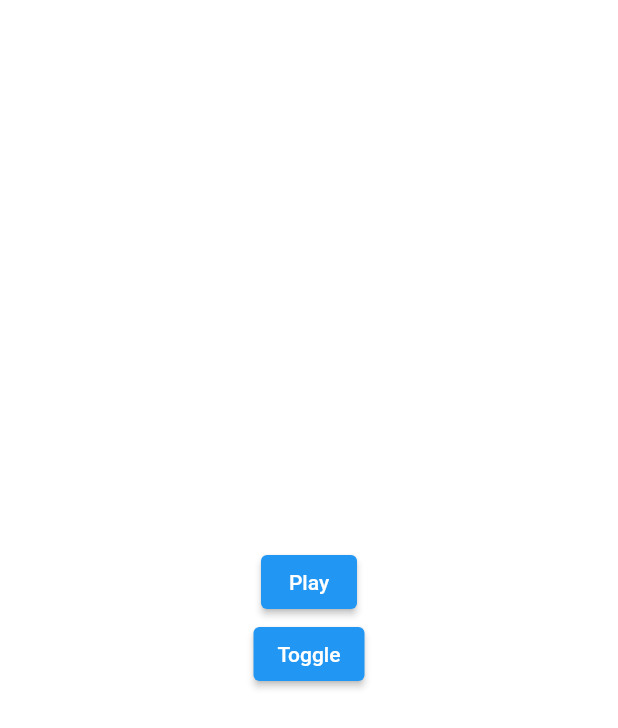
After one commit to abraraltaf92/tic_tac_toe, a Flutter app: the screen it shows after launch, after a tap on "Sound", on a phone screen of 412 x 824 dp. The commit adds this screen. Shown: the top 728 px of the screen. Run offline on Flutter 3.47's test engine with Material 2 defaults, Android fonts, the phone set to English and light mode, and no system bars; our stand-ins replace animated_splash_screen, animated_text_kit, audioplayers, auto_size_text, flutter_icons, flutter_speed_dial and 5 more; missing offline and left inert: launch_review.

Commit message:
sound efefcts added with proper snacks

```diff
--- a/lib/main.dart
+++ b/lib/main.dart
@@ -84,7 +84,7 @@ class _MyAppState extends State<MyApp> with SingleTickerProviderStateMixin {
                 children: [
                   Expanded(
                     child: Lottie.asset(
-                      'images/splashScreen.json',
+                      'assets/images/splashScreen.json',
                     ),
                   ),
                   SlideTransition(
--- /dev/null
+++ b/lib/test.dart
@@ -0,0 +1,54 @@
+import 'package:audioplayers/audio_cache.dart';
+import 'package:audioplayers/audioplayers.dart';
+import 'package:flutter/material.dart';
+
+class Test extends StatefulWidget {
+  @override
+  _TestState createState() => _TestState();
+}
+
+class _TestState extends State<Test> {
+  AudioPlayer audioPlayer = AudioPlayer();
+  AudioCache cache = AudioCache();
+  // _play() {
+  //   return audioPlayer.stop();
+  // }
+
+  Future<AudioPlayer> playLocalAsset() async {
+    return await cache.loop("sounds/myCustomSoundEffect.mp3");
+  }
+
+  Future<int> stopLocalAsset() async {
+    return await audioPlayer.stop();
+  }
+
+  @override
+  Widget build(BuildContext context) {
+    return SafeArea(
+      child: Center(
+        child: Column(
+          mainAxisAlignment: MainAxisAlignment.center,
+          children: [
+            Container(
+              child: ElevatedButton(
+                onPressed: () {
+                  final player = AudioCache();
+                  player.play('sounds/myCustomSoundEffect.mp3');
+                },
+                child: Text('Play'),
+              ),
+            ),
+            Container(
+              child: ElevatedButton(
+                onPressed: () async {
+                  await audioPlayer.earpieceOrSpeakersToggle();
+                },
+                child: Text('Toggle'),
+              ),
+            ),
+          ],
+        ),
+      ),
+    );
+  }
+}
--- a/lib/tile_state/board_tile.dart
+++ b/lib/tile_state/board_tile.dart
@@ -29,12 +29,12 @@ class BoardTile extends StatelessWidget {
         break;
       case TileState.CROSS:
         widget = Image.asset(
-          'images/x.png',
+          'assets/images/x.png',
         );
         break;
       case TileState.CIRCLE:
         widget = Image.asset(
-          'images/o.png',
+          'assets/images/o.png',
         );
         break;
     }
--- a/lib/ui/home.dart
+++ b/lib/ui/home.dart
@@ -1,4 +1,5 @@
 import 'dart:io';
+import 'package:audioplayers/audio_cache.dart';
 import 'package:flutter/cupertino.dart';
 import 'package:flutter/material.dart';
 import 'package:flutter_icons/flutter_icons.dart';
@@ -8,6 +9,7 @@ import 'package:get/get.dart';
 import 'package:lottie/lottie.dart';
 import 'package:provider/provider.dart';
 import 'package:share/share.dart';
+import 'package:tic_tac_toe/test.dart';
 import 'package:tic_tac_toe/tile_state/board_tile.dart';
 import 'package:tic_tac_toe/tile_state/tile_state.dart';
 import 'package:tic_tac_toe/util/constants.dart';
@@ -28,7 +30,7 @@ class _HomeState extends State<Home> {
   final GlobalKey<ScaffoldState> _scaffoldKey = GlobalKey<ScaffoldState>();
   bool isDark = true;
   bool isPlay = true;
-
+  bool isSound = true;
   @override
   Widget build(BuildContext context) {
     return Consumer<ThemeProvider>(builder: (context, themeProvider, child) {
@@ -160,7 +162,7 @@ class _HomeState extends State<Home> {
                   children: [
                     Center(
                         child: Image.asset(
-                      'images/board.png',
+                      'assets/images/board.png',
                       color: Colors.grey.withOpacity(0.03),
                     )),
                     Center(
@@ -205,6 +207,24 @@ class _HomeState extends State<Home> {
                               },
                             ),
                           ),
+                          Container(
+                            width: MediaQuery.of(context).size.width * 0.35,
+                            child: ElevatedButton(
+                              child: const Text('Sound'),
+                              style: ButtonStyle(
+                                  backgroundColor: isDark
+                                      ? MaterialStateColor.resolveWith(
+                                          (states) => Colors.white54)
+                                      : null,
+                                  foregroundColor: isDark
+                                      ? MaterialStateColor.resolveWith(
+                                          (states) => Colors.black)
+                                      : null),
+                              onPressed: () {
+                                Get.to(Test());
+                              },
+                            ),
+                          ),
                         ],
                       ),
                     ),
@@ -215,10 +235,10 @@ class _HomeState extends State<Home> {
                     child: Stack(
                       children: <Widget>[
                         Image.asset(
-                          'images/board.png',
+                          'assets/images/board.png',
                           color: isDark ? Colors.white54 : Colors.black,
                         ),
-                        _boardTiles(),
+                        _boardTiles(isSound: isSound),
                       ],
                     ),
                   ),
@@ -270,7 +290,7 @@ class _HomeState extends State<Home> {
     );
   }
 
-  Widget _boardTiles() {
+  Widget _boardTiles({@required bool isSound}) {
     return Builder(builder: (context) {
       final boardWidth = MediaQuery.of(context).size.width;
       final tileWidth = boardWidth / 3;
@@ -291,7 +311,18 @@ class _HomeState extends State<Home> {
             return BoardTile(
               tileState: tileState,
               dimension: tileWidth,
-              onPressed: () => _updateTileStateForIndex(tileIndex),
+              onPressed: () {
+                _updateTileStateForIndex(tileIndex);
+                if (isSound && tileState == TileState.EMPTY) {
+                  final player = AudioCache();
+                  player.play('sounds/bubble_popping.mp3');
+                }
+                if (tileState != TileState.EMPTY) {
+                  _displaySnack(
+                      msg: 'Space already occupied',
+                      gravity: ToastGravity.CENTER);
+                }
+              },
             );
           }).toList()); // [ [TileState.EMPTY,TileState.EMPTY,TileState.EMPTY,][...][...]]
         }).toList()),
@@ -361,10 +392,10 @@ class _HomeState extends State<Home> {
                 children: [
                   Image.asset(
                     tileState == TileState.CROSS
-                        ? 'images/x.png'
-                        : 'images/o.png',
+                        ? 'assets/images/x.png'
+                        : 'assets/images/o.png',
                   ),
-                  Lottie.asset('images/surprise.json')
+                  Lottie.asset('assets/images/surprise.json')
                 ],
               ),
               actions: [
@@ -386,10 +417,10 @@ class _HomeState extends State<Home> {
                 children: [
                   Image.asset(
                     tileState == TileState.CROSS
-                        ? 'images/x.png'
-                        : 'images/o.png',
+                        ? 'assets/images/x.png'
+                        : 'assets/images/o.png',
                   ),
-                  Lottie.asset('images/surprise.json')
+                  Lottie.asset('assets/images/surprise.json')
                 ],
               ),
               actions: [
@@ -415,7 +446,7 @@ class _HomeState extends State<Home> {
             return CupertinoAlertDialog(
               title: const Text("RESULT"),
               content: Image.asset(
-                'images/tie.png',
+                'assets/images/tie.png',
                 color: Colors.red,
               ),
               actions: [
@@ -432,7 +463,7 @@ class _HomeState extends State<Home> {
           } else {
             return AlertDialog(
               title: const Text("RESULT"),
-              content: Image.asset('images/tie.png', color: Colors.red),
+              content: Image.asset('assets/images/tie.png', color: Colors.red),
               actions: [
                 FlatButton(
                     onPressed: () {
--- a/lib/ui/my_portfolio.dart
+++ b/lib/ui/my_portfolio.dart
@@ -23,7 +23,7 @@ class MyPortfolio extends StatelessWidget {
           children: [
             Center(
                 child: Image.asset(
-              'images/board.png',
+              'assets/images/board.png',
               color: Colors.grey.withOpacity(0.03),
             )),
             Container(
@@ -105,7 +105,7 @@ class MyPortfolio extends StatelessWidget {
                           throw 'Could not launch $url';
                         }
                       },
-                      child: Image.asset('images/bmc.png'),
+                      child: Image.asset('assets/images/bmc.png'),
                       style: ButtonStyle(
                           backgroundColor: isDark
                               ? MaterialStateColor.resolveWith(
--- a/lib/util/licenses.dart
+++ b/lib/util/licenses.dart
@@ -6,7 +6,7 @@ showLicense({BuildContext context}) {
   return showAboutDialog(
       context: context,
       applicationIcon: Image.asset(
-        'images/logo.png',
+        'assets/images/logo.png',
         width: MediaQuery.of(context).size.width * 0.1,
       ),
       applicationVersion: '0.0.1',
--- a/pubspec.yaml
+++ b/pubspec.yaml
@@ -38,6 +38,7 @@ dependencies:
   url_launcher: ^5.7.10
   share: ^0.6.5+4
   flutter_icons: ^1.1.0
+  audioplayers: ^0.17.3
 flutter_icons:
   android: false
   ios: true
@@ -61,7 +62,8 @@ flutter:
 
   # To add assets to your application, add an assets section, like this:
   assets:
-    - images/
+    - assets/images/
+    - assets/sounds/
   # An image asset can refer to one or more resolution-specific "variants", see
   # https://flutter.dev/assets-and-images/#resolution-aware.
   # For details regarding adding assets from package dependencies, see
```
Also changed, not shown: lib/util/sound.dart (added, +11 -0 lines), assets/images/bmc.png (renamed from images/bmc.png), assets/images/board.png (renamed from images/board.png), assets/images/logo.png (renamed from images/logo.png), assets/images/o.png (renamed from images/o.png), assets/images/splashScreen.json (renamed from images/splashScreen.json), assets/images/surprise.json (renamed from images/surprise.json), assets/images/tie.png (renamed from images/tie.png), assets/images/x.png (renamed from images/x.png), pubspec.lock, 6 other files.
